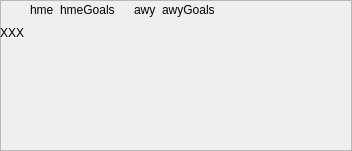
Qt form screengraphicsframe.ui (rochford/cutefootball) before a commit.
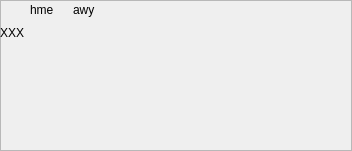
The same form after that commit. Icons and pictures are not drawn.

Diff of the .ui file:
```diff
--- a/screengraphicsframe.ui
+++ b/screengraphicsframe.ui
@@ -29,7 +29,7 @@
     </rect>
    </property>
    <layout class="QGridLayout" name="gridLayout">
-    <item row="0" column="7">
+    <item row="0" column="5">
      <spacer name="horizontalSpacer">
       <property name="orientation">
        <enum>Qt::Horizontal</enum>
@@ -55,7 +55,7 @@
       </property>
      </widget>
     </item>
-    <item row="0" column="3">
+    <item row="0" column="2">
      <widget class="QLabel" name="SGFawayTeamFlag">
       <property name="text">
        <string notr="true"/>
@@ -78,7 +78,7 @@
       </property>
      </widget>
     </item>
-    <item row="0" column="4">
+    <item row="0" column="3">
      <widget class="QLabel" name="SGFawayTeamName">
       <property name="text">
        <string notr="true">awy</string>
@@ -108,26 +108,6 @@
       </property>
      </spacer>
     </item>
-    <item row="0" column="2">
-     <widget class="QLabel" name="SGFhomeGoals">
-      <property name="text">
-       <string notr="true">hmeGoals</string>
-      </property>
-      <property name="scaledContents">
-       <bool>true</bool>
-      </property>
-     </widget>
-    </item>
-    <item row="0" column="5">
-     <widget class="QLabel" name="SGFawayGoals">
-      <property name="text">
-       <string notr="true">awyGoals</string>
-      </property>
-      <property name="scaledContents">
-       <bool>true</bool>
-      </property>
-     </widget>
-    </item>
    </layout>
   </widget>
  </widget>
```
Left out of the diff: 20 changed lines with no effect on the pictures.
